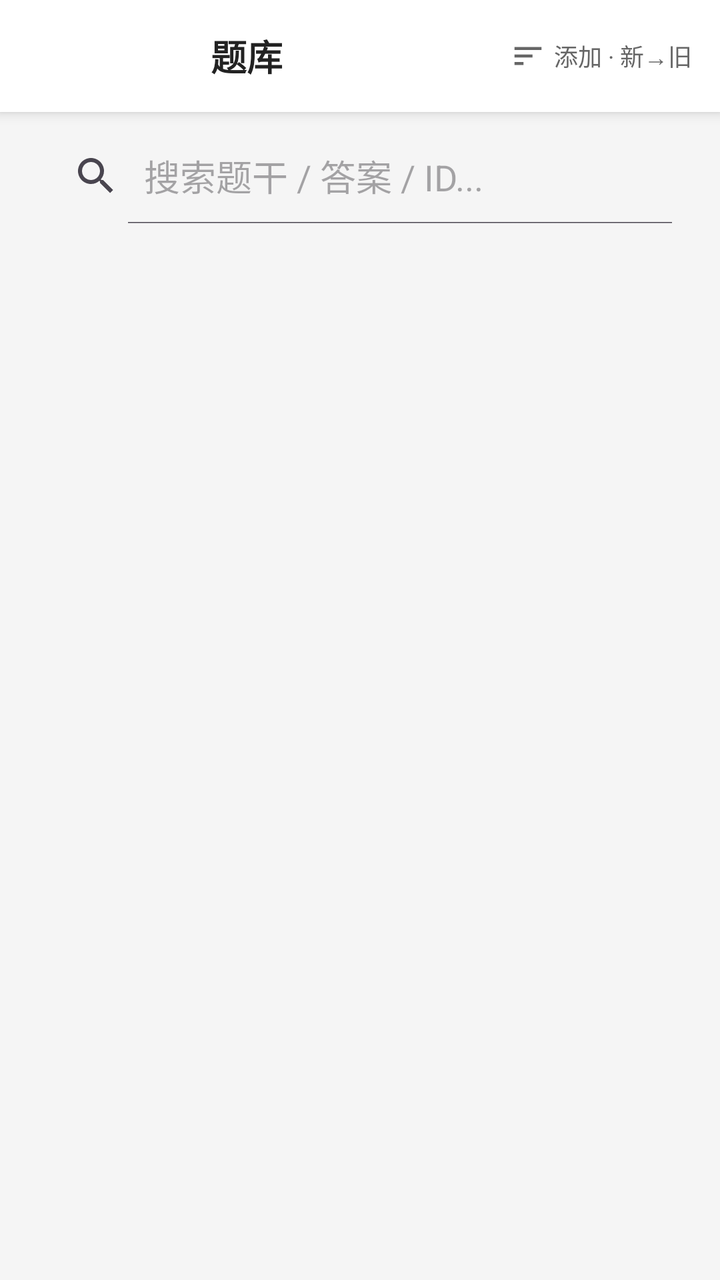
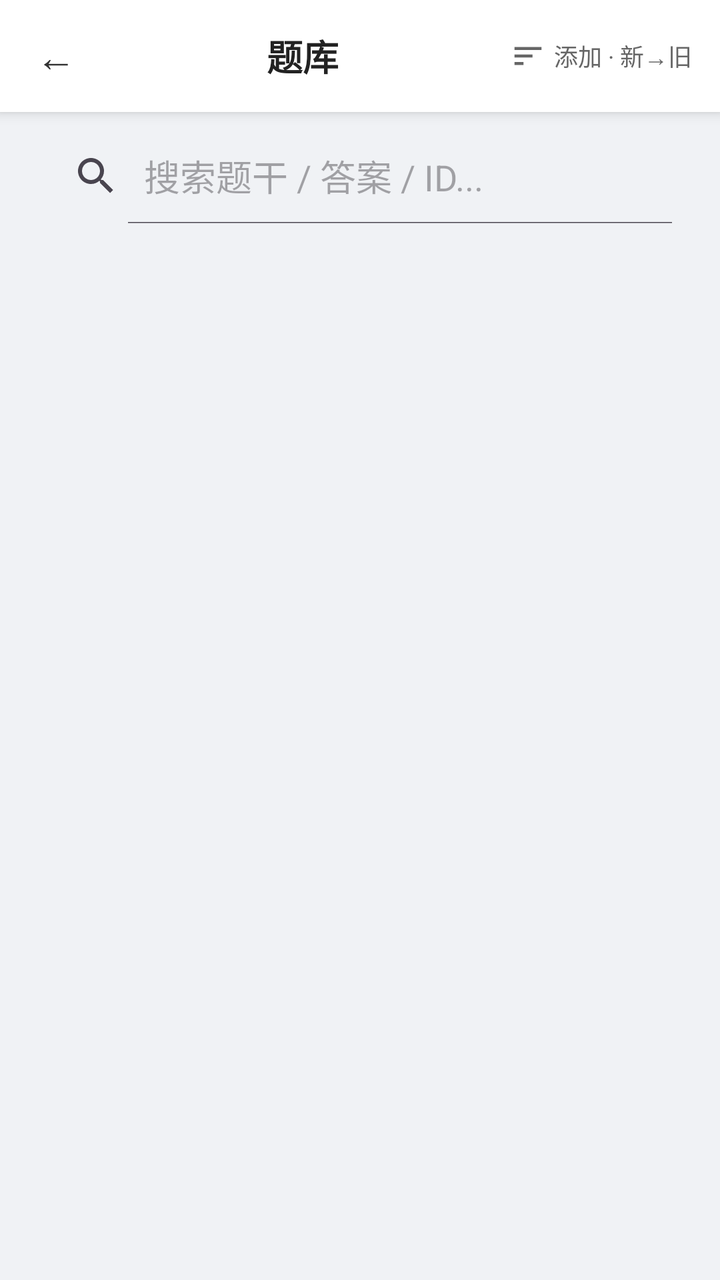

Two renders of the same Android screen: before a commit and after it. Below are the layout's source before the change and the commit's diff.
<!-- AndroidManifest.xml: application theme Theme.Demo -->
<!-- res/layout/activity_question_bank.xml -->
<?xml version="1.0" encoding="utf-8"?>
<LinearLayout xmlns:android="http://schemas.android.com/apk/res/android"
    android:layout_width="match_parent"
    android:layout_height="match_parent"
    android:background="#f5f5f5"
    android:orientation="vertical">

    
    <LinearLayout
        android:layout_width="match_parent"
        android:layout_height="56dp"
        android:background="#ffffff"
        android:orientation="horizontal"
        android:gravity="center_vertical"
        android:elevation="4dp">

        <TextView
            android:id="@+id/tv_bank_title"
            android:layout_width="0dp"
            android:layout_height="wrap_content"
            android:layout_weight="1"
            android:padding="8dp"
            android:gravity="center"
            android:text="题库"
            android:textSize="18sp"
            android:textStyle="bold"
            android:textColor="#222222"/>

        <TextView
            android:id="@+id/tv_sort_label"
            android:layout_width="wrap_content"
            android:layout_height="wrap_content"
            android:paddingStart="8dp"
            android:paddingEnd="14dp"
            android:paddingTop="8dp"
            android:paddingBottom="8dp"
            android:clickable="true"
            android:focusable="true"
            android:foreground="?attr/selectableItemBackground"
            android:drawableStart="@drawable/ic_sort"
            android:drawablePadding="4dp"
            android:gravity="center_vertical"
            android:contentDescription="切换排序方式"
            android:text="添加 · 新→旧"
            android:textSize="12sp"
            android:textColor="#666666"/>
    </LinearLayout>

    
    <SearchView
        android:id="@+id/search_view"
        android:layout_width="match_parent"
        android:layout_height="48dp"
        android:layout_marginHorizontal="16dp"
        android:layout_marginTop="8dp"
        android:queryHint="搜索题干 / 答案 / ID..."
        android:iconifiedByDefault="false"
        android:focusableInTouchMode="true"
        android:focusable="true"/>

    
    <HorizontalScrollView
        android:layout_width="match_parent"
        android:layout_height="wrap_content"
        android:scrollbars="none"
        android:paddingHorizontal="12dp"
        android:clipToPadding="false">

        <LinearLayout
            android:id="@+id/chip_row"
            android:layout_width="wrap_content"
            android:layout_height="wrap_content"
            android:orientation="horizontal"
            android:paddingVertical="6dp"/>
    </HorizontalScrollView>

    
    <HorizontalScrollView
        android:layout_width="match_parent"
        android:layout_height="wrap_content"
        android:scrollbars="none"
        android:paddingHorizontal="12dp"
        android:clipToPadding="false">

        <LinearLayout
            android:id="@+id/chip_row_level"
            android:layout_width="wrap_content"
            android:layout_height="wrap_content"
            android:orientation="horizontal"
            android:paddingVertical="2dp"/>
    </HorizontalScrollView>

    
    <TextView
        android:id="@+id/tv_stats"
        android:layout_width="match_parent"
        android:layout_height="wrap_content"
        android:paddingHorizontal="16dp"
        android:paddingVertical="2dp"
        android:textSize="12sp"
        android:textColor="#666666"
        android:maxLines="2"
        android:ellipsize="end"/>

    <FrameLayout
        android:layout_width="match_parent"
        android:layout_height="0dp"
        android:layout_weight="1">

        <androidx.recyclerview.widget.RecyclerView
            android:id="@+id/recyclerView"
            android:layout_width="match_parent"
            android:layout_height="match_parent"
            android:paddingBottom="20dp"/>

        
        <TextView
            android:id="@+id/tv_empty"
            android:layout_width="wrap_content"
            android:layout_height="wrap_content"
            android:layout_gravity="center"
            android:gravity="center"
            android:padding="24dp"
            android:lineSpacingExtra="6dp"
            android:textSize="14sp"
            android:textColor="#999999"
            android:visibility="gone"
            android:text="没有符合条件的题目"/>
    </FrameLayout>

</LinearLayout>
<!-- resources referenced by this layout -->
<resources>
  <!-- drawable ic_sort (drawable) -->
  <?xml version="1.0" encoding="utf-8"?>
  <vector xmlns:android="http://schemas.android.com/apk/res/android"
      android:width="18dp"
      android:height="18dp"
      android:viewportWidth="24"
      android:viewportHeight="24">
      <path
          android:fillColor="#666666"
          android:pathData="M3,18h6v-2H3zM3,6v2h18V6zM3,13h12v-2H3z" />
  </vector>
  <style name="Theme.Demo" parent="Base.Theme.Demo" />
  <style name="Base.Theme.Demo" parent="Theme.Material3.DayNight.NoActionBar">
          
          <item name="android:statusBarColor">@color/home_bg</item>
          <item name="android:windowLightStatusBar">true</item>
          <item name="android:navigationBarColor">@color/home_bg</item>
          <item name="android:windowLightNavigationBar" tools:targetApi="o_mr1">true</item>
          <item name="android:enforceNavigationBarContrast" tools:targetApi="q">false</item>
      </style>
  <color name="home_bg">#F0F2F5</color>
</resources>

<!-- the commit's change to res/layout/activity_question_bank.xml (unified diff, before → after) -->
@@ -2,17 +2,15 @@
 <LinearLayout xmlns:android="http://schemas.android.com/apk/res/android"
     android:layout_width="match_parent"
     android:layout_height="match_parent"
-    android:background="#f5f5f5"
+    android:background="@color/page_bg"
     android:orientation="vertical">
 
     
-    <LinearLayout
-        android:layout_width="match_parent"
-        android:layout_height="56dp"
-        android:background="#ffffff"
-        android:orientation="horizontal"
-        android:gravity="center_vertical"
-        android:elevation="4dp">
+    <LinearLayout style="@style/TopBar">
+
+        <TextView
+            android:id="@+id/btn_back"
+            style="@style/TopBarBack" />
 
         <TextView
             android:id="@+id/tv_bank_title"
<!-- resource entries referenced after the edit -->
@@ -1,5 +1,6 @@
 <!-- resources referenced by this layout -->
 <resources>
+  <color name="page_bg">#F0F2F5</color>
   <!-- drawable ic_sort (drawable) -->
   <?xml version="1.0" encoding="utf-8"?>
   <vector xmlns:android="http://schemas.android.com/apk/res/android"
@@ -11,7 +12,26 @@
           android:fillColor="#666666"
           android:pathData="M3,18h6v-2H3zM3,6v2h18V6zM3,13h12v-2H3z" />
   </vector>
+  <style name="TopBar">
+          <item name="android:layout_width">match_parent</item>
+          <item name="android:layout_height">56dp</item>
+          <item name="android:orientation">horizontal</item>
+          <item name="android:gravity">center_vertical</item>
+          <item name="android:background">@color/home_card</item>
+          <item name="android:elevation">4dp</item>
+      </style>
+  <style name="TopBarBack">
+          <item name="android:layout_width">56dp</item>
+          <item name="android:layout_height">match_parent</item>
+          <item name="android:gravity">center</item>
+          <item name="android:text">←</item>
+          <item name="android:textSize">20sp</item>
+          <item name="android:textColor">@color/home_text_primary</item>
+          <item name="android:background">?attr/selectableItemBackgroundBorderless</item>
+      </style>
   <style name="Theme.Demo" parent="Base.Theme.Demo" />
+  <color name="home_card">#FFFFFF</color>
+  <color name="home_text_primary">#333333</color>
   <style name="Base.Theme.Demo" parent="Theme.Material3.DayNight.NoActionBar">
           
           <item name="android:statusBarColor">@color/home_bg</item>
@@ -20,6 +40,6 @@
           <item name="android:windowLightNavigationBar" tools:targetApi="o_mr1">true</item>
           <item name="android:enforceNavigationBarContrast" tools:targetApi="q">false</item>
       </style>
-  <color name="home_bg">#F0F2F5</color>
+  <color name="home_bg">@color/page_bg</color>
 </resources>
 
